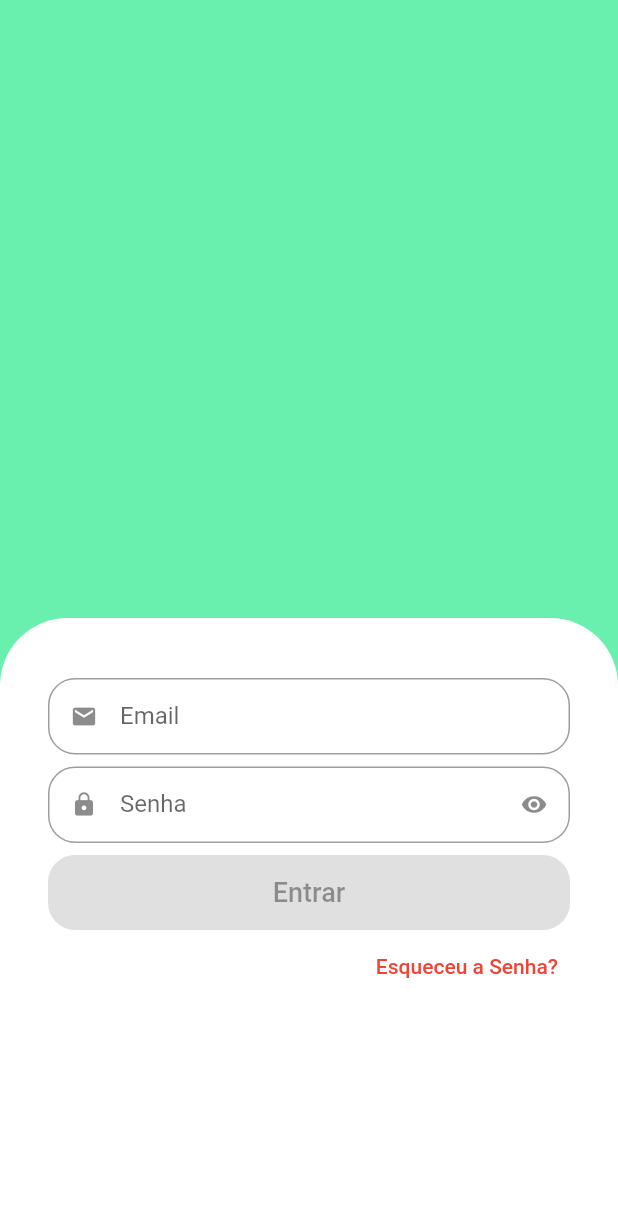
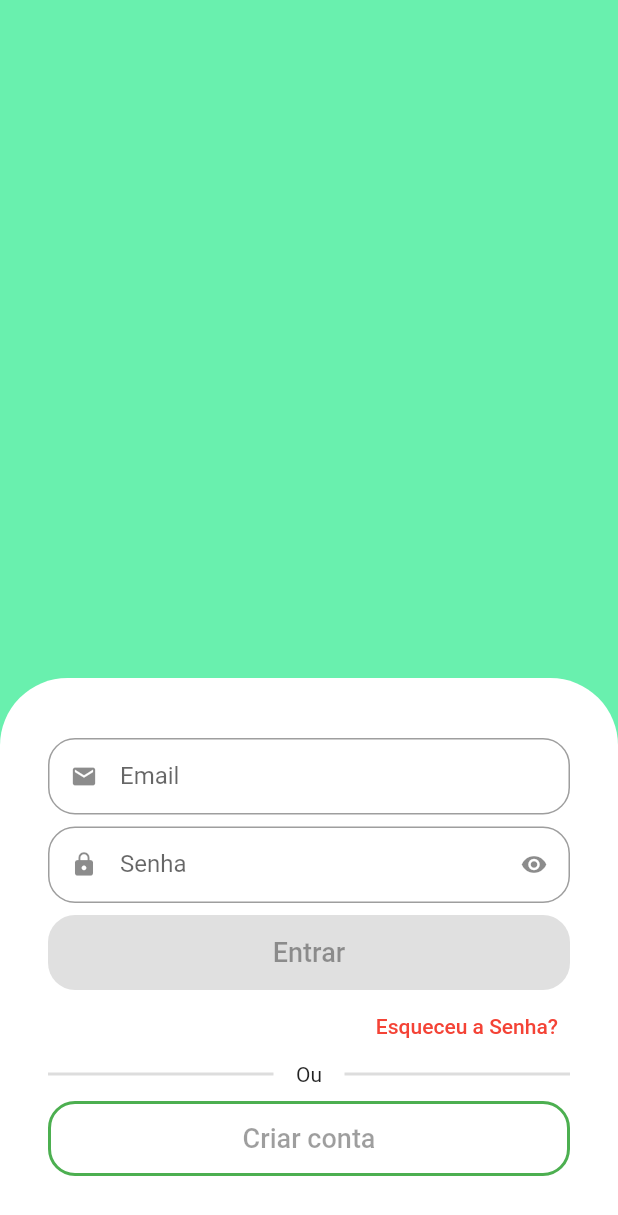
Before and after one commit to IagoAntunes/quitandavirtual, a Flutter app: the screen it shows after launch, on a phone screen of 412 x 824 dp. Shown: the top 1215 px of the screen. Run offline on Flutter 3.47's test engine with Material 2 defaults, Android fonts, the phone set to English and light mode, and no system bars.

Commit message:
Login Screen

```diff
--- a/lib/src/auth/sign_in_screen.dart
+++ b/lib/src/auth/sign_in_screen.dart
@@ -12,27 +12,26 @@ class SignInScreen extends StatelessWidget {
       backgroundColor: Colors.greenAccent,
       body: Column(children: [
         Expanded(child: Container(color: Colors.greenAccent)),
-        Expanded(
-          child: Container(
+        Container(
           padding: const EdgeInsets.symmetric(horizontal: 32, vertical: 40),
           decoration: const BoxDecoration(
               borderRadius: BorderRadius.vertical(top: Radius.circular(45)),
               color: Colors.white),
-            child: Column(
-                crossAxisAlignment: CrossAxisAlignment.stretch,
-                children: [
+          child:
+              Column(crossAxisAlignment: CrossAxisAlignment.stretch, children: [
             // Input Email
             const CustomTextField(
               icon: Icons.email,
               label: 'Email',
               isSecret: false,
             ),
-                  // Input Senha
+            // Input Password
             const CustomTextField(
               icon: Icons.lock,
               label: 'Senha',
               isSecret: true,
             ),
+            //Login Button
             SizedBox(
                 height: 50,
                 width: 120,
@@ -45,6 +44,7 @@ class SignInScreen extends StatelessWidget {
                       'Entrar',
                       style: TextStyle(fontSize: 18),
                     ))),
+            //Forget Password
             const Align(
               alignment: Alignment.centerRight,
               child: TextButton(
@@ -53,9 +53,47 @@ class SignInScreen extends StatelessWidget {
                     'Esqueceu a Senha?',
                     style: TextStyle(color: Colors.red),
                   )),
+            ),
+            //Divider OR
+            Padding(
+              padding: const EdgeInsets.only(bottom: 10),
+              child: Row(
+                children: [
+                  Expanded(
+                    child: Divider(
+                      color: Colors.grey.withAlpha(90),
+                      thickness: 2,
+                    ),
+                  ),
+                  const Padding(
+                    padding: EdgeInsets.symmetric(horizontal: 15),
+                    child: Text('Ou'),
+                  ),
+                  Expanded(
+                    child: Divider(
+                      color: Colors.grey.withAlpha(90),
+                      thickness: 2,
+                    ),
+                  )
+                ],
+              ),
+            ),
+            // Button Sign In
+            SizedBox(
+              height: 50,
+              child: OutlinedButton(
+                onPressed: null,
+                style: OutlinedButton.styleFrom(
+                    shape: RoundedRectangleBorder(
+                        borderRadius: BorderRadius.circular(18)),
+                    side: const BorderSide(width: 2, color: Colors.green)),
+                child: const Text(
+                  'Criar conta',
+                  style: TextStyle(fontSize: 18),
+                ),
+              ),
             )
           ]),
-          ),
         )
       ]),
     );
```
Lines whose indentation alone changed are shown as unchanged.
